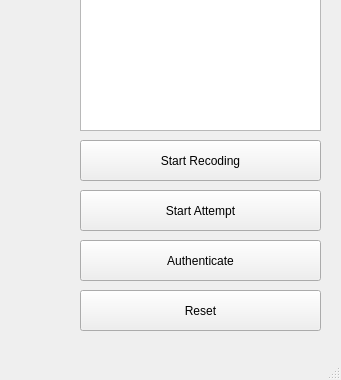
Before: the Qt Designer form mainwindow.ui in bardia16/CPS_Android_HW, drawn with Qt 5; both pictures show x 0 to 341 and y 420 to 800 of the 341 by 800 pixel window.
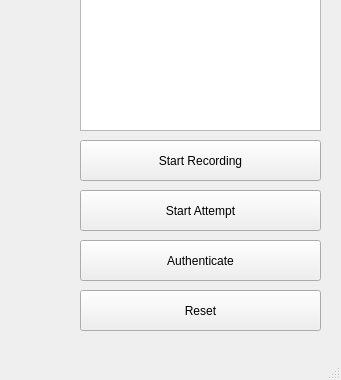
After: the same form once the commit is applied.

What changed in the file:
```diff
--- a/mainwindow.ui
+++ b/mainwindow.ui
@@ -63,7 +63,7 @@
      </rect>
     </property>
     <property name="text">
-     <string>Start Recoding</string>
+     <string>Start Recording</string>
     </property>
    </widget>
    <widget class="QListView" name="listView">
```
Left out of the diff: 20 changed lines with no effect on the pictures.
